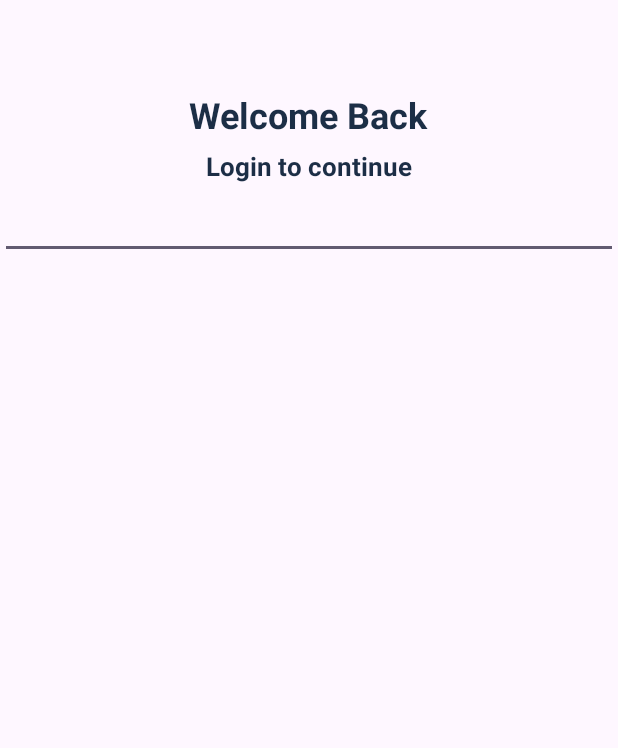
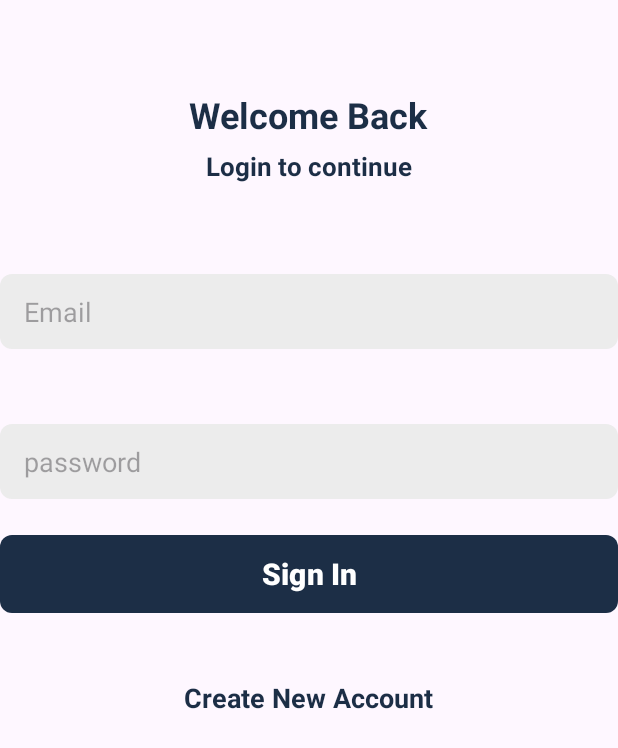
Before and after one commit to Wildermuthk/ChatApp, an Android app: the screen it shows after launch (SignInActivity), on a phone screen of 412 x 824 dp. Shown: the top 748 px of the screen. Run offline under Robolectric (Android 15) with nearby library versions, the phone set to English and light mode, and no system bars.

Commit message:
Added features to sign up and sign in pages.

```diff
--- a/app/src/main/java/com/example/chatapp/activities/SignUpActivity.java
+++ b/app/src/main/java/com/example/chatapp/activities/SignUpActivity.java
@@ -23,4 +23,6 @@
             return insets;
         });
     }
+
+
 }
--- /dev/null
+++ b/app/src/main/res/drawable/background_input.xml
@@ -0,0 +1,7 @@
+<?xml version="1.0" encoding="utf-8"?>
+<shape xmlns:android="http://schemas.android.com/apk/res/android" android:shape="rectangle">
+    <solid android:color="@color/input_background"/>
+    <corners android:radius="8dp"/>
+
+
+</shape>
--- a/app/src/main/res/layout/activity_sign_in.xml
+++ b/app/src/main/res/layout/activity_sign_in.xml
@@ -36,10 +36,56 @@
             android:textStyle="bold"/>
 
         <EditText
+            android:id="@+id/inputEmail"
             android:layout_width="match_parent"
-            android:layout_height="50sp">
+            android:layout_height="50dp"
+            android:layout_marginTop="60dp"
+            android:hint="@string/email"
+            android:background="@drawable/background_input"
+            android:imeOptions="actionNext"
+            android:importantForAutofill="no"
+            android:inputType="textEmailAddress"
+            android:paddingStart="16dp"
+            android:paddingEnd="16dp"
+            android:textColor="@color/text_primary"
+            android:textSize="18sp"/>
 
-        </EditText>
+        <EditText
+            android:id="@+id/inputPassword"
+            android:layout_width="match_parent"
+            android:layout_height="50dp"
+            android:layout_marginTop="50dp"
+            android:hint="@string/password"
+            android:background="@drawable/background_input"
+            android:imeOptions="actionNext"
+            android:importantForAutofill="no"
+            android:inputType="textPassword"
+            android:paddingStart="16dp"
+            android:paddingEnd="16dp"
+            android:textAlignment="gravity"
+            android:textColor="@color/text_primary"
+            android:textSize="18sp"/>
+
+        <com.google.android.material.button.MaterialButton
+            android:id="@+id/buttonSignIn"
+            android:layout_width="match_parent"
+            android:layout_height="60dp"
+            android:layout_marginTop="20dp"
+            android:text="@string/sign_in"
+            android:textColor="@color/white"
+            android:textSize="20sp"
+            android:textStyle="bold"
+            app:cornerRadius="8sp"/>
+
+        <TextView
+            android:id="@+id/textCreateNewAccount"
+            android:layout_width="wrap_content"
+            android:layout_height="wrap_content"
+            android:layout_marginTop="40dp"
+            android:text="@string/create_new_account"
+            android:textColor="@color/primary"
+            android:textSize="18sp"
+            android:textStyle="bold"/>
 
     </LinearLayout>
 
--- a/app/src/main/res/values/strings.xml
+++ b/app/src/main/res/values/strings.xml
@@ -2,4 +2,11 @@
     <string name="app_name">ChatApp</string>
     <string name="welcome_back">Welcome Back</string>
     <string name="login_to_continue">Login to continue</string>
+    <string name="email">Email</string>
+    <string name="password">password</string>
+    <string name="sign_in">Sign In</string>
+    <string name="create_new_account">Create New Account</string>
+    <string name="create_new_account1">Create New Account</string>
+    <string name="add_image">Add Image</string>
+    <string name="name">name</string>
 </resources>
```
Also changed, not shown: app/src/main/res/drawable/background_image.xml (added, +7 -0 lines), app/src/main/res/layout/activity_sign_up.xml (+84 -2 lines).
